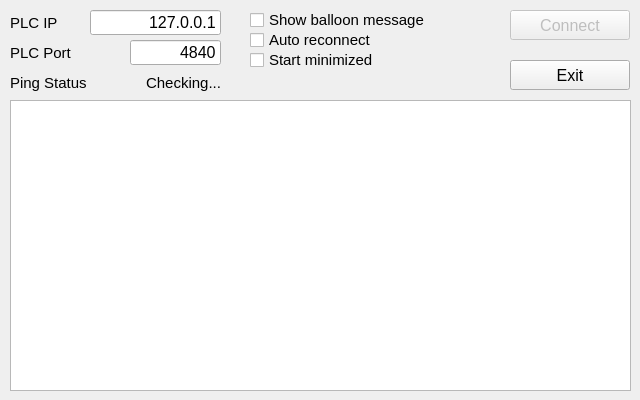
Before: the Qt Designer form Logical/mappRemoteShell/PythonScript/window.ui in br-automation-com/mappRemoteShell, drawn with Qt 5.
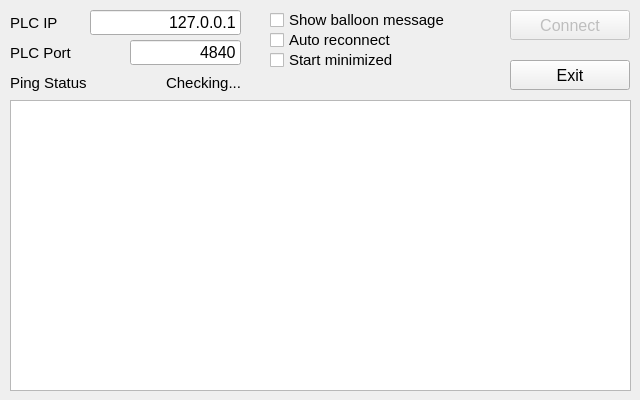
After: the same form once the commit is applied.

```diff
--- a/Logical/mappRemoteShell/PythonScript/window.ui
+++ b/Logical/mappRemoteShell/PythonScript/window.ui
@@ -100,7 +100,7 @@
      <rect>
       <x>90</x>
       <y>10</y>
-      <width>131</width>
+      <width>151</width>
       <height>25</height>
      </rect>
     </property>
@@ -124,7 +124,7 @@
      <rect>
       <x>130</x>
       <y>40</y>
-      <width>91</width>
+      <width>111</width>
       <height>25</height>
      </rect>
     </property>
@@ -174,7 +174,7 @@
    <widget class="QLabel" name="labPLC_Ping_Status">
     <property name="geometry">
      <rect>
-      <x>100</x>
+      <x>120</x>
       <y>70</y>
       <width>121</width>
       <height>25</height>
@@ -219,7 +219,7 @@
    <widget class="QCheckBox" name="chkBalloon">
     <property name="geometry">
      <rect>
-      <x>250</x>
+      <x>270</x>
       <y>10</y>
       <width>231</width>
       <height>20</height>
@@ -237,7 +237,7 @@
    <widget class="QCheckBox" name="chkReconnect">
     <property name="geometry">
      <rect>
-      <x>250</x>
+      <x>270</x>
       <y>30</y>
       <width>211</width>
       <height>20</height>
@@ -255,7 +255,7 @@
    <widget class="QCheckBox" name="chkMinimized">
     <property name="geometry">
      <rect>
-      <x>250</x>
+      <x>270</x>
       <y>50</y>
       <width>211</width>
       <height>20</height>
```
